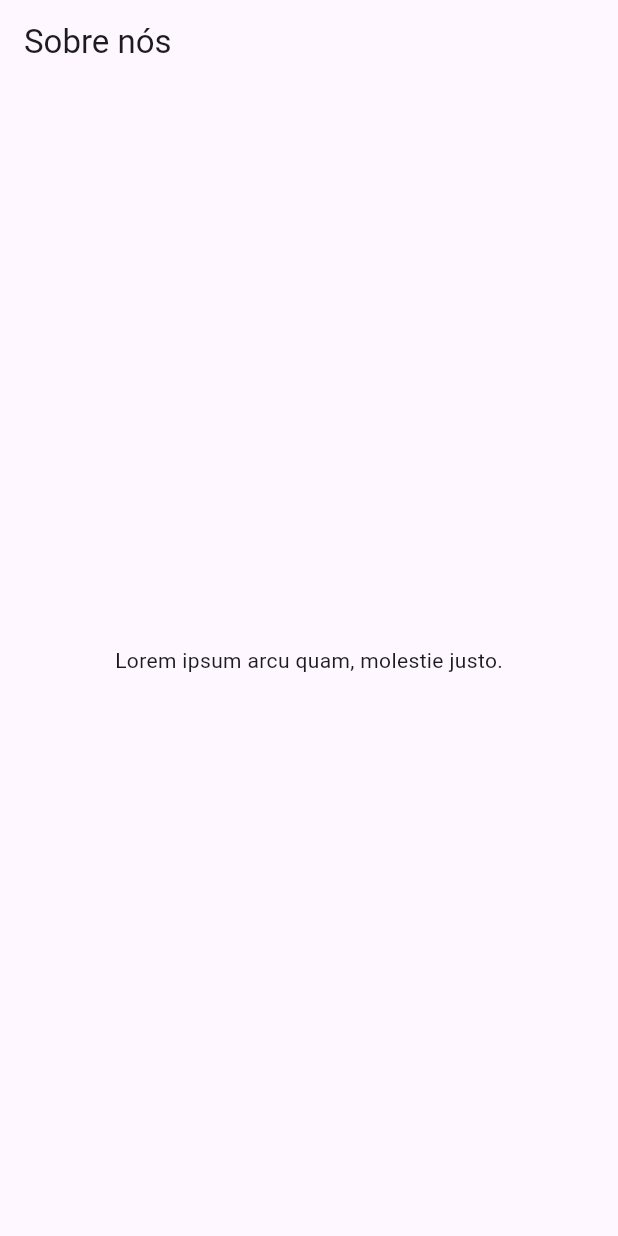
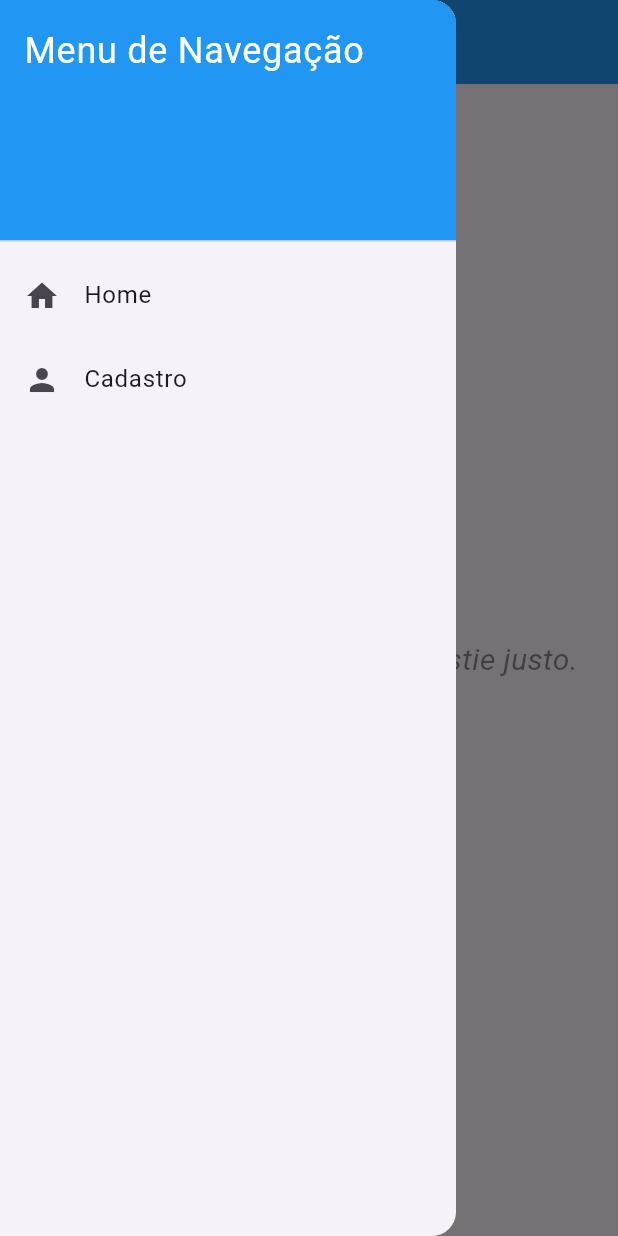
Before and after one commit to arthur-lima-camargos/form_practice_flutter, a Flutter app: the AboutScreen screen opened directly, with the side drawer open (before the commit the screen has no drawer), on a phone screen of 412 x 824 dp. Run offline on Flutter 3.47's test engine with Material 3 defaults, Android fonts, the phone set to English and light mode, and no system bars.

Commit message:
create a custom drawer

```diff
--- /dev/null
+++ b/lib/components/custom_drawer.dart
@@ -0,0 +1,44 @@
+import 'package:flutter/material.dart';
+
+class CustomDrawer extends StatelessWidget {
+  final String currentPage;
+
+  const CustomDrawer({super.key, required this.currentPage});
+
+  @override
+  Widget build(BuildContext context) {
+    return Drawer(
+      child: ListView(
+        padding: EdgeInsets.zero,
+        children: <Widget>[
+          const DrawerHeader(
+            decoration: BoxDecoration(
+              color: Colors.blue,
+            ),
+            child: Text(
+              'Menu de Navegação',
+              style: TextStyle(
+                color: Colors.white,
+                fontSize: 24,
+              ),
+            ),
+          ),
+          ListTile(
+            leading: const Icon(Icons.home),
+            title: const Text('Home'),
+            onTap: () {
+              Navigator.pop(context);
+            },
+          ),
+          ListTile(
+            leading: const Icon(Icons.person),
+            title: Text(currentPage == 'Login' ? 'Cadastro' : 'Login'),
+            onTap: () {
+              Navigator.pop(context);
+            },
+          ),
+        ],
+      ),
+    );
+  }
+}
--- a/lib/screens/about_screen.dart
+++ b/lib/screens/about_screen.dart
@@ -1,4 +1,6 @@
 import 'package:flutter/material.dart';
+
+import '../components/custom_drawer.dart';
 
 class AboutScreen extends StatelessWidget {
   // Este é o construtor da sua classe
@@ -8,11 +10,23 @@ class AboutScreen extends StatelessWidget {
   Widget build(BuildContext context) {
     return Scaffold(
       appBar: AppBar(
-        title: const Text('Sobre nós'),
+        backgroundColor: Colors.blue,
+        iconTheme: const IconThemeData(color: Colors.white),
+        title: const Text(
+          "Sobre nós",
+          style: TextStyle(color: Colors.white),
+        ),
       ),
       body: const Center(
-        child: Text('Lorem ipsum arcu quam, molestie justo.'),
+        child: Text(
+          'Lorem ipsum arcu quam, molestie justo.',
+          style: TextStyle(
+              fontSize: 20.0,
+              color: Colors.black45,
+              fontStyle: FontStyle.italic),
+        ),
       ),
+      drawer: const CustomDrawer(currentPage: 'Login'),
     );
   }
 }
```
Also changed, not shown: lib/screens/cadastro_screen.dart (+2 -33 lines), lib/screens/login_screen.dart (+2 -34 lines).
